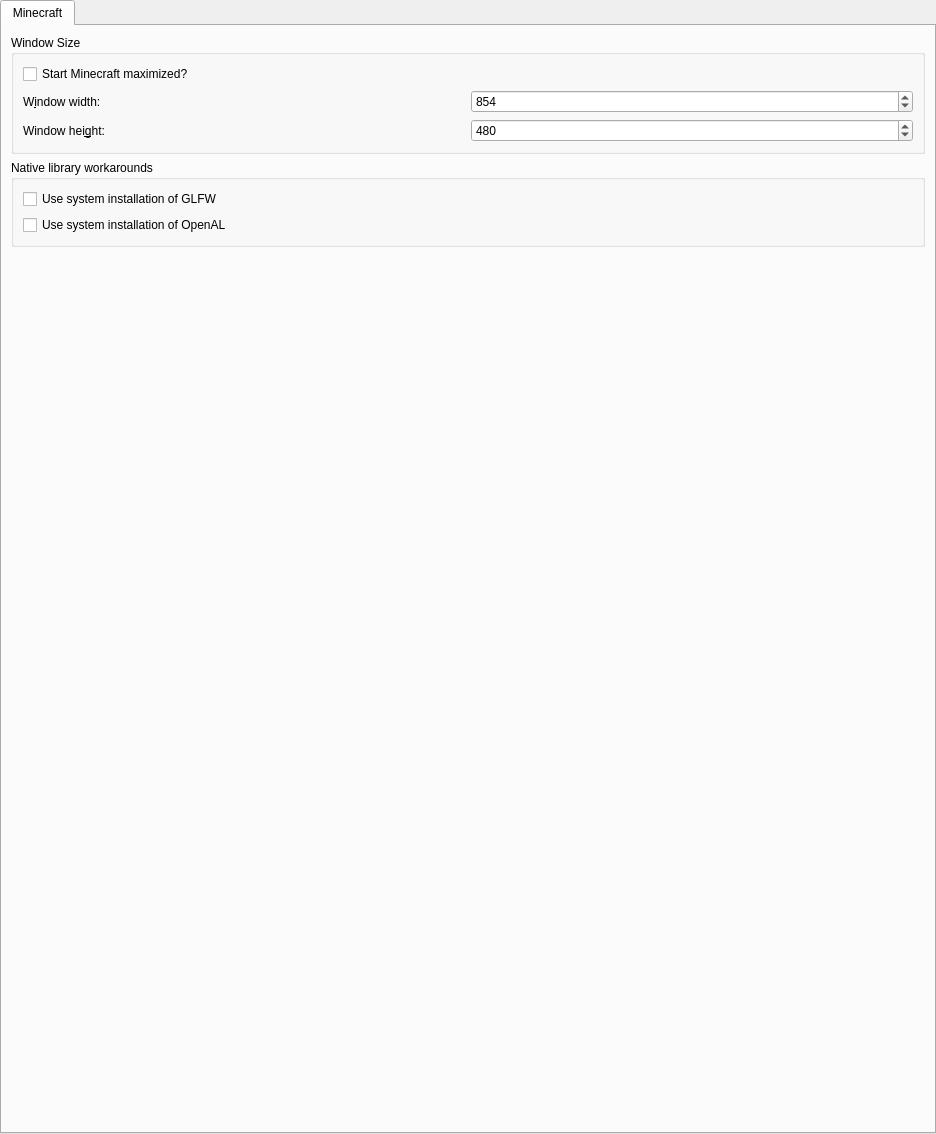
Qt form application/pages/global/MinecraftPage.ui (FreesmTeam/FreesmLauncher) before a commit.
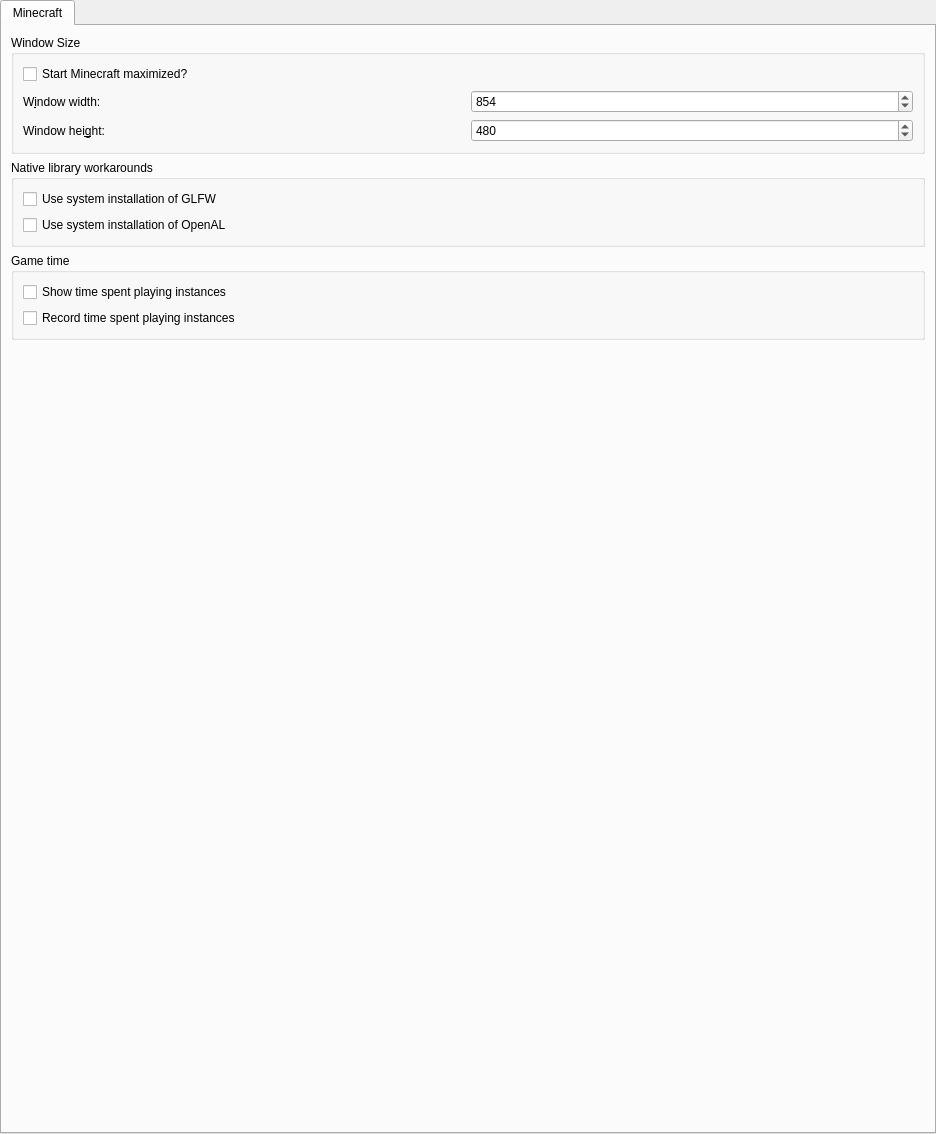
The same form after that commit.

Commit message: GH-3450 Add checkboxes to display and record game time

Diff of the .ui file:
```diff
--- a/application/pages/global/MinecraftPage.ui
+++ b/application/pages/global/MinecraftPage.ui
@@ -134,6 +134,29 @@
          </layout>
         </widget>
        </item>
+       <item>
+        <widget class="QGroupBox" name="gameTimeGroupBox">
+         <property name="title">
+          <string>Game time</string>
+         </property>
+         <layout class="QVBoxLayout" name="verticalLayout_6">
+          <item>
+           <widget class="QCheckBox" name="showGameTime">
+            <property name="text">
+             <string>Show time spent playing instances</string>
+            </property>
+           </widget>
+          </item>
+          <item>
+           <widget class="QCheckBox" name="recordGameTime">
+            <property name="text">
+             <string>Record time spent playing instances</string>
+            </property>
+           </widget>
+          </item>
+         </layout>
+        </widget>
+       </item>
        <item>
         <spacer name="verticalSpacerMinecraft">
          <property name="orientation">
```
The commit also changes 6 other files.
